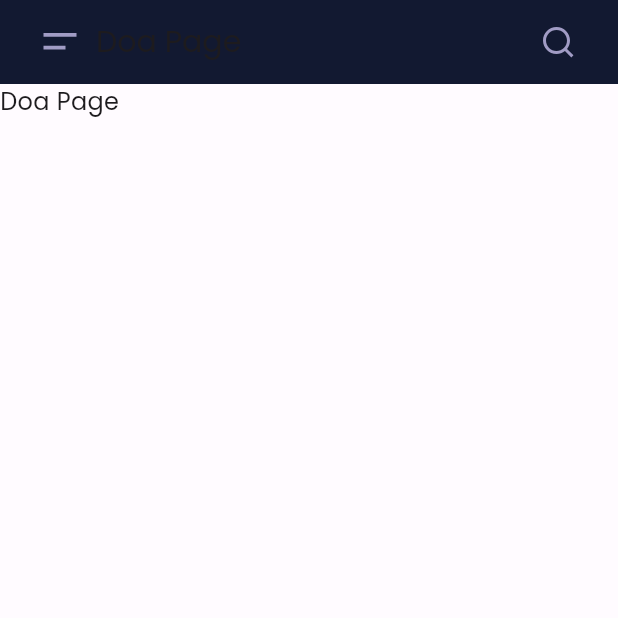
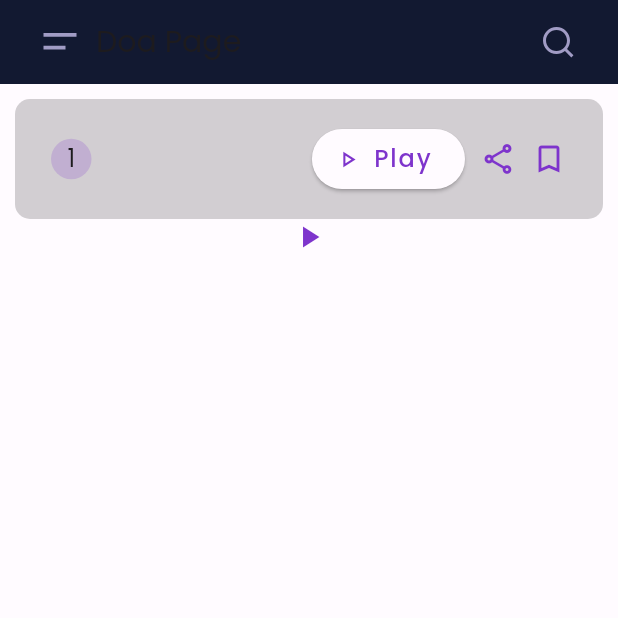
Before and after one commit to aswadwk/quran-app-flutter, a Flutter app: the DoaPage screen opened directly, on a phone screen of 412 x 824 dp, the top half of it. Run offline on Flutter 3.47's test engine with Material 2 defaults, Android fonts, the phone set to English and light mode, and no system bars; our stand-ins replace audioplayers, dio, flutter_svg, google_fonts; network calls fail.

Commit message:
feat: audio player ayat

```diff
--- a/lib/ui/doa_page.dart
+++ b/lib/ui/doa_page.dart
@@ -1,18 +1,188 @@
+import 'dart:io';
+
 import 'package:al_quran/common/global_thme.dart';
+import 'package:al_quran/widgets/audio_player_widget.dart';
+import 'package:audioplayers/audioplayers.dart';
 import 'package:flutter/material.dart';
 import 'package:flutter/src/widgets/framework.dart';
 import 'package:flutter/src/widgets/placeholder.dart';
 import 'package:flutter_svg/flutter_svg.dart';
 import 'package:al_quran/widgets/app_bar_widget.dart';
+import 'package:http/http.dart' as http;
+import 'package:path_provider/path_provider.dart';
 
-class DoaPage extends StatelessWidget {
+class DoaPage extends StatefulWidget {
+  @override
+  State<DoaPage> createState() => _DoaPageState();
+}
+
+class _DoaPageState extends State<DoaPage> {
   // const DoaPage({super.key});
+
+  bool isDownloaded = false;
+  bool isPlaying = false;
+  // String audioUrl =
+  //     'https://equran.nos.wjv-1.neo.id/audio-full/Abdullah-Al-Juhany/001.mp3';
+  String audioUrl =
+      'https://equran.nos.wjv-1.neo.id/audio-full/Abdul-Muhsin-Al-Qasim/001.mp3';
+  String localFilePath = '';
+
+  final player = AudioPlayer();
+
+  @override
+  void initState() {
+    super.initState();
+    // initializePlayer();
+
+    player.onPlayerStateChanged.listen((event) {
+      if (event == PlayerState.completed) {
+        setState(() {
+          isPlaying = false;
+        });
+      }
+
+      if (event == PlayerState.stopped) {
+        setState(() {
+          isPlaying = false;
+        });
+      }
+
+      if (event == PlayerState.playing) {
+        setState(() {
+          isPlaying = true;
+        });
+      }
+
+      if (event == PlayerState.paused) {
+        setState(() {
+          isPlaying = false;
+        });
+      }
+    });
+  }
+
+  // void initializePlayer() async {
+  //   await
+  // }
+
+  Future<String> _downloadFile(String url, String filename) async {
+    var httpClient = http.Client();
+    var request = await httpClient.get(Uri.parse(url));
+    var bytes = request.bodyBytes;
+    String dir = (await getApplicationDocumentsDirectory()).path;
+
+    File file = File('$dir/$filename');
+    await file.writeAsBytes(bytes);
+    return file.path;
+  }
+
+  Future<void> _downloadAndPlay(
+      {required String audioUrl, required String fileName}) async {
+    // String filename = 'audio1.mp3';
+    String extractedString =
+        audioUrl.split('/').sublist(audioUrl.split('/').length - 2).last;
+    print(extractedString);
+
+    String dir = (await getApplicationDocumentsDirectory()).path;
+    String filePath = '$dir/$fileName';
+
+    // Check if the file already exists
+    bool fileExists = await File(filePath).exists();
+
+    if (fileExists) {
+      print('File exists');
+      setState(() {
+        localFilePath = filePath;
+      });
+      await player.play(DeviceFileSource(filePath));
+      setState(() {
+        isPlaying = true;
+      });
+      return;
+    } else {
+      print('File does not exist');
+      String filePath = await _downloadFile(audioUrl, fileName);
+      setState(() {
+        localFilePath = filePath;
+      });
+      await player.play(DeviceFileSource(filePath));
+      setState(() {
+        isPlaying = true;
+      });
+    }
+  }
 
   @override
   Widget build(BuildContext context) {
     return Scaffold(
       appBar: AppBarWidget(title: 'Doa Page'),
-      body: Text('Doa Page'),
+      body: Padding(
+        padding: const EdgeInsets.all(10),
+        child: Column(
+          crossAxisAlignment: CrossAxisAlignment.stretch,
+          children: [
+            Container(
+              padding: EdgeInsets.symmetric(horizontal: 24, vertical: 16),
+              decoration: BoxDecoration(
+                color: Theme.of(context).colorScheme.onSurface.withOpacity(.2),
+                borderRadius: BorderRadius.circular(10),
+              ),
+              child: Row(
+                children: [
+                  Container(
+                    width: 27,
+                    height: 27,
+                    decoration: BoxDecoration(
+                      borderRadius: BorderRadius.circular(13.5),
+                      color:
+                          Theme.of(context).colorScheme.primary.withOpacity(.2),
+                    ),
+                    child: Center(child: Text('1')),
+                  ),
+                  const Spacer(),
+                  ElevatedButton.icon(
+                    onPressed: () async {
+                      setState(() {
+                        isPlaying = !isPlaying;
+                      });
+
+                      if (isPlaying) {
+                        await _downloadAndPlay(
+                            audioUrl:
+                                'https://equran.nos.wjv-1.neo.id/audio-full/Abdul-Muhsin-Al-Qasim/001.mp3',
+                            fileName: 'audio2.mp3');
+                      } else {
+                        await player.pause();
+                      }
+                    },
+                    icon: Icon(
+                      isPlaying
+                          ? Icons.pause_outlined
+                          : Icons.play_arrow_outlined,
+                      color: Theme.of(context).colorScheme.primary,
+                    ),
+                    label: const Text('Play'),
+                  ),
+                  const SizedBox(width: 10),
+                  Icon(
+                    Icons.share_outlined,
+                    color: Theme.of(context).colorScheme.primary,
+                  ),
+                  const SizedBox(width: 10),
+                  Icon(
+                    Icons.bookmark_border_outlined,
+                    color: Theme.of(context).colorScheme.primary,
+                  ),
+                ],
+              ),
+            ),
+            AudioPlayerWidget(
+              audioUrl:
+                  'https://equran.nos.wjv-1.neo.id/audio-full/Abdul-Muhsin-Al-Qasim/001.mp3',
+            ),
+          ],
+        ),
+      ),
     );
   }
 }
--- /dev/null
+++ b/lib/widgets/audio_player_widget.dart
@@ -0,0 +1,69 @@
+import 'package:flutter/material.dart';
+import 'package:audioplayers/audioplayers.dart';
+
+class AudioPlayerWidget extends StatefulWidget {
+  final String audioUrl;
+
+  AudioPlayerWidget({required this.audioUrl});
+
+  @override
+  _AudioPlayerWidgetState createState() => _AudioPlayerWidgetState();
+}
+
+class _AudioPlayerWidgetState extends State<AudioPlayerWidget> {
+  AudioPlayer _audioPlayer = AudioPlayer();
+  bool _isPlaying = false;
+
+  @override
+  void initState() {
+    super.initState();
+    _audioPlayer.onPlayerStateChanged.listen((event) {
+      if (event == PlayerState.completed) {
+        setState(() {
+          _isPlaying = false;
+        });
+      }
+
+      if (event == PlayerState.stopped) {
+        setState(() {
+          _isPlaying = false;
+        });
+      }
+
+      if (event == PlayerState.playing) {
+        setState(() {
+          _isPlaying = true;
+        });
+      }
+
+      if (event == PlayerState.paused) {
+        setState(() {
+          _isPlaying = false;
+        });
+      }
+    });
+  }
+
+  @override
+  void dispose() {
+    _audioPlayer.dispose();
+    super.dispose();
+  }
+
+  @override
+  Widget build(BuildContext context) {
+    return GestureDetector(
+      onTap: () async {
+        if (_isPlaying) {
+          await _audioPlayer.pause();
+        } else {
+          await _audioPlayer.play(UrlSource(widget.audioUrl));
+        }
+      },
+      child: Icon(
+        _isPlaying ? Icons.pause : Icons.play_arrow,
+        color: Theme.of(context).colorScheme.primary,
+      ),
+    );
+  }
+}
--- a/pubspec.yaml
+++ b/pubspec.yaml
@@ -36,6 +36,8 @@ dependencies:
   flutter:
     sdk: flutter
   google_fonts: ^4.0.4
+  http: ^0.13.6
+  path_provider: ^2.0.15
 
 dev_dependencies:
   flutter_lints: ^2.0.0
@@ -55,6 +57,7 @@ flutter:
   # To add assets to your application, add an assets section, like this:
   assets:
     # - images/a_dot_burr.jpeg
+    - assets/sounds/
     - assets/svgs/
     - assets/datas/
 
```
Also changed, not shown: lib/ui/detail_surah_page.dart (+7 -9 lines), pubspec.lock, 3 other files.
